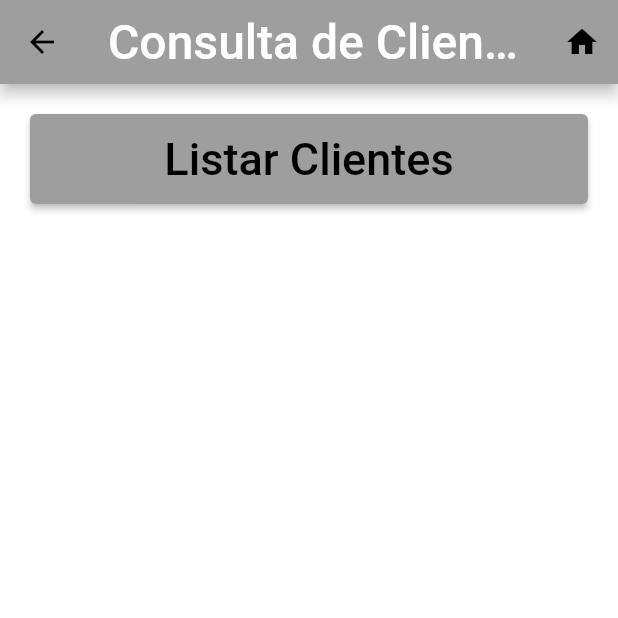
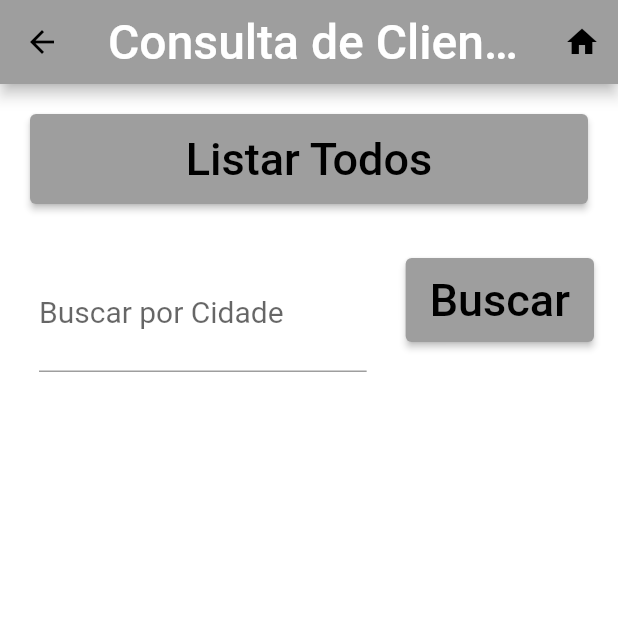
Before and after one commit to matheusdebona/front-devti-final, a Flutter app: the ConsultaCliente screen opened by its route, on a phone screen of 412 x 824 dp, the top half of it. Run offline on Flutter 3.47's test engine with Material 2 defaults, Android fonts, the phone set to English and light mode, and no system bars.

Commit message:
Busca implementada

```diff
--- a/lib/api/acesso_api.dart
+++ b/lib/api/acesso_api.dart
@@ -7,6 +7,15 @@ import '../model/cidade.dart';
 class AcessoApi {
   Future<List<Pessoa>> listaPessoas() async {
     String url = "http://localhost:8080/cliente";
+    Response resposta = await get(Uri.parse(url));
+    String jsonFormatUtf8 = (utf8.decode(resposta.bodyBytes));
+    Iterable l = json.decode(jsonFormatUtf8);
+    List<Pessoa> pessoas = List<Pessoa>.from(l.map((e) => Pessoa.fromJson(e)));
+    return pessoas;
+  }
+
+  Future<List<Pessoa>> listaPessoasPorCidade(cidade) async {
+    String url = "http://localhost:8080/cliente/${cidade}";
     Response resposta = await get(Uri.parse(url));
     String jsonFormatUtf8 = (utf8.decode(resposta.bodyBytes));
     Iterable l = json.decode(jsonFormatUtf8);
--- a/lib/main.dart
+++ b/lib/main.dart
@@ -18,7 +18,7 @@ class MyApp extends StatelessWidget {
   @override
   Widget build(BuildContext context) {
     return MaterialApp(
-      title: 'Projeto Final DEVTI - Matheus de Bona',
+      title: 'Projeto DEVTI - Matheus de Bona',
       theme: ThemeData.from(
         colorScheme: ColorScheme.fromSwatch(primarySwatch: Colors.grey),
       ),
--- a/lib/pages/consulta_cliente.dart
+++ b/lib/pages/consulta_cliente.dart
@@ -1,5 +1,7 @@
 import 'package:devti_front_final/api/acesso_api.dart';
+import 'package:devti_front_final/model/cidade.dart';
 import 'package:devti_front_final/model/pessoa.dart';
+import 'package:devti_front_final/util/combo_cidade.dart';
 import 'package:devti_front_final/util/componentes.dart';
 import 'package:flutter/material.dart';
 
@@ -12,6 +14,8 @@ class ConsultaCliente extends StatefulWidget {
 
 class _ConsultaClienteState extends State<ConsultaCliente> {
   GlobalKey<FormState> formController = GlobalKey<FormState>();
+  GlobalKey<FormState> formControllerSearch = GlobalKey<FormState>();
+  TextEditingController buscaController = TextEditingController();
   List<Pessoa> lista = [];
   @override
   Widget build(BuildContext context) {
@@ -22,6 +26,15 @@ class _ConsultaClienteState extends State<ConsultaCliente> {
     listarTodas() async {
       List<Pessoa> pessoas = await AcessoApi().listaPessoas();
       setState(() {
+        lista = pessoas;
+      });
+    }
+
+    listaPessoasPorCidade() async {
+      List<Pessoa> pessoas =
+          await AcessoApi().listaPessoasPorCidade(buscaController.text);
+      setState(() {
+        lista = [];
         lista = pessoas;
       });
     }
@@ -38,8 +51,12 @@ class _ConsultaClienteState extends State<ConsultaCliente> {
       body: Form(
         key: formController,
         child: Column(mainAxisAlignment: MainAxisAlignment.start, children: [
-          Componentes()
-              .criaBotao(formController, "Listar Clientes", listarTodas),
+          Componentes().criaBotao(formController, "Listar Todos", listarTodas),
+          Form(
+            key: formControllerSearch,
+            child: Componentes().criaInputBusca("", buscaController,
+                formControllerSearch, listaPessoasPorCidade),
+          ),
           Expanded(
               child: Container(
             child: ListView.builder(
--- a/lib/util/componentes.dart
+++ b/lib/util/componentes.dart
@@ -98,7 +98,7 @@ class Componentes {
 
   criaBotaoEditCid(context, cidade) {
     return ElevatedButton(
-      child: Icon(Icons.edit),
+      child: const Icon(Icons.edit),
       onPressed: () {
         Navigator.push(
           context,
@@ -114,7 +114,7 @@ class Componentes {
 
   criaBotaoEditCli(context, pessoa) {
     return ElevatedButton(
-      child: Icon(Icons.edit),
+      child: const Icon(Icons.edit),
       onPressed: () {
         Navigator.push(
           context,
@@ -169,8 +169,8 @@ class Componentes {
                     child: const Text("Cancelar"),
                   ),
                 ],
-                title: const Text("Você está certo disso?"),
-                content: const Text("Você não poderá reverter esta decisão."),
+                title: const Text("Quer mesmo deletar?"),
+                content: const Text("Você não poderá voltar atrás!"),
               ),
             );
           }
@@ -231,4 +231,28 @@ class Componentes {
       trailing: criaBotaoConfig(context, cidade, funcaoDelete),
     );
   }
+
+  criaInputBusca(String textoLabel, TextEditingController controlador,
+      formController, funcao) {
+    return ListTile(
+      title: textoLabel == ""
+          ? criaInputTexto(
+              "Buscar por Cidade", controlador, "Deve ser preenchido")
+          : null,
+      trailing: Container(
+        height: 500,
+        child: ElevatedButton(
+          onPressed: () {
+            funcao();
+          },
+          child: Text(
+            "Buscar",
+            style: TextStyle(
+              fontSize: 30,
+            ),
+          ),
+        ),
+      ),
+    );
+  }
 }
```
